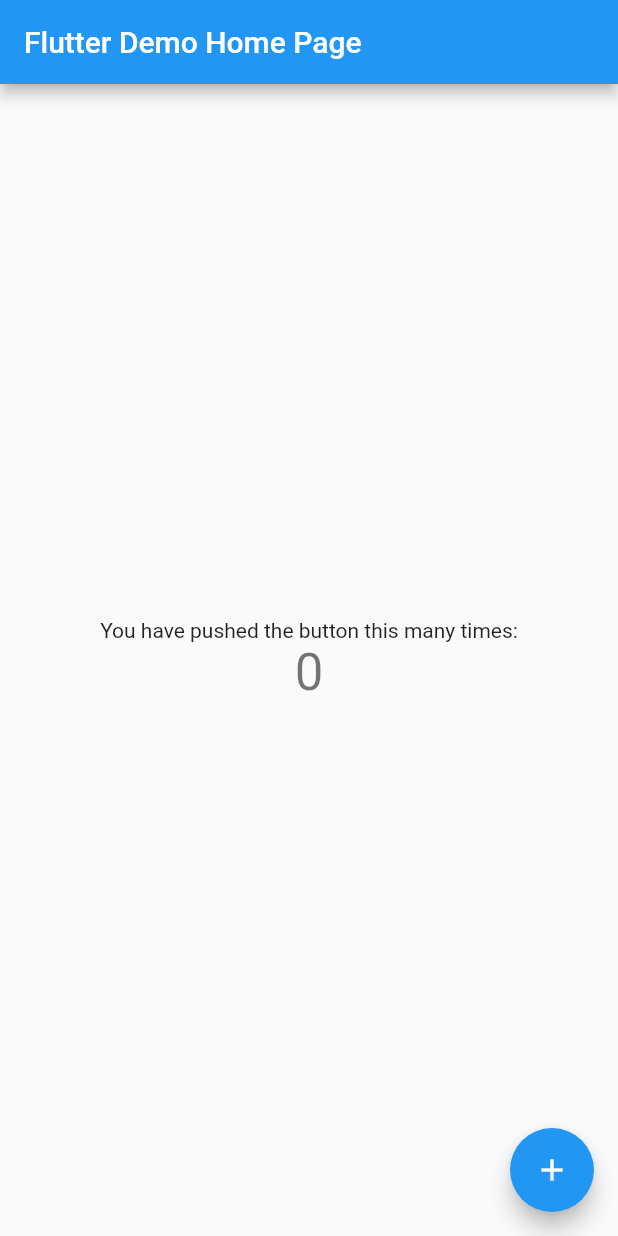
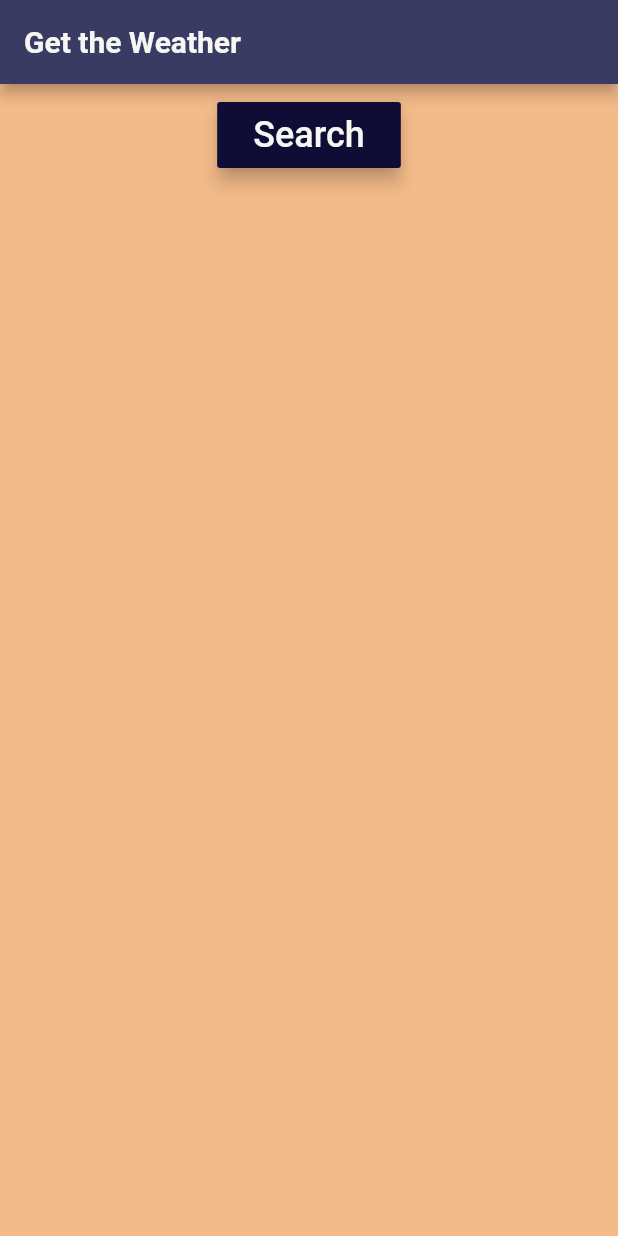
Before and after one commit to sugandha27/Weather_App, a Flutter app: the screen it shows after launch, on a phone screen of 412 x 824 dp. Run offline on Flutter 3.47's test engine with Material 2 defaults, Android fonts, the phone set to English and light mode, and no system bars; our stand-ins replace hexcolor.

Commit message:
Home page

```diff
--- a/lib/main.dart
+++ b/lib/main.dart
@@ -1,117 +1,14 @@
 import 'package:flutter/material.dart';
+import './weather.dart';
 
-void main() {
-  runApp(MyApp());
-}
+void main() => runApp(Show());
 
-class MyApp extends StatelessWidget {
-  // This widget is the root of your application.
+class Show extends StatelessWidget {
   @override
   Widget build(BuildContext context) {
     return MaterialApp(
-      title: 'Flutter Demo',
-      theme: ThemeData(
-        // This is the theme of your application.
-        //
-        // Try running your application with "flutter run". You'll see the
-        // application has a blue toolbar. Then, without quitting the app, try
-        // changing the primarySwatch below to Colors.green and then invoke
-        // "hot reload" (press "r" in the console where you ran "flutter run",
-        // or simply save your changes to "hot reload" in a Flutter IDE).
-        // Notice that the counter didn't reset back to zero; the application
-        // is not restarted.
-        primarySwatch: Colors.blue,
-        // This makes the visual density adapt to the platform that you run
-        // the app on. For desktop platforms, the controls will be smaller and
-        // closer together (more dense) than on mobile platforms.
-        visualDensity: VisualDensity.adaptivePlatformDensity,
-      ),
-      home: MyHomePage(title: 'Flutter Demo Home Page'),
+      debugShowCheckedModeBanner: false,
+      home: Weather(),
     );
   }
 }
-
-class MyHomePage extends StatefulWidget {
-  MyHomePage({Key key, this.title}) : super(key: key);
-
-  // This widget is the home page of your application. It is stateful, meaning
-  // that it has a State object (defined below) that contains fields that affect
-  // how it looks.
-
-  // This class is the configuration for the state. It holds the values (in this
-  // case the title) provided by the parent (in this case the App widget) and
-  // used by the build method of the State. Fields in a Widget subclass are
-  // always marked "final".
-
-  final String title;
-
-  @override
-  _MyHomePageState createState() => _MyHomePageState();
-}
-
-class _MyHomePageState extends State<MyHomePage> {
-  int _counter = 0;
-
-  void _incrementCounter() {
-    setState(() {
-      // This call to setState tells the Flutter framework that something has
-      // changed in this State, which causes it to rerun the build method below
-      // so that the display can reflect the updated values. If we changed
-      // _counter without calling setState(), then the build method would not be
-      // called again, and so nothing would appear to happen.
-      _counter++;
-    });
-  }
-
-  @override
-  Widget build(BuildContext context) {
-    // This method is rerun every time setState is called, for instance as done
-    // by the _incrementCounter method above.
-    //
-    // The Flutter framework has been optimized to make rerunning build methods
-    // fast, so that you can just rebuild anything that needs updating rather
-    // than having to individually change instances of widgets.
-    return Scaffold(
-      appBar: AppBar(
-        // Here we take the value from the MyHomePage object that was created by
-        // the App.build method, and use it to set our appbar title.
-        title: Text(widget.title),
-      ),
-      body: Center(
-        // Center is a layout widget. It takes a single child and positions it
-        // in the middle of the parent.
-        child: Column(
-          // Column is also a layout widget. It takes a list of children and
-          // arranges them vertically. By default, it sizes itself to fit its
-          // children horizontally, and tries to be as tall as its parent.
-          //
-          // Invoke "debug painting" (press "p" in the console, choose the
-          // "Toggle Debug Paint" action from the Flutter Inspector in Android
-          // Studio, or the "Toggle Debug Paint" command in Visual Studio Code)
-          // to see the wireframe for each widget.
-          //
-          // Column has various properties to control how it sizes itself and
-          // how it positions its children. Here we use mainAxisAlignment to
-          // center the children vertically; the main axis here is the vertical
-          // axis because Columns are vertical (the cross axis would be
-          // horizontal).
-          mainAxisAlignment: MainAxisAlignment.center,
-          children: <Widget>[
-            Text(
-              'You have pushed the button this many times:',
-            ),
-            Text(
-              '$_counter',
-              style: Theme.of(context).textTheme.headline4,
-            ),
-          ],
-        ),
-      ),
-      floatingActionButton: FloatingActionButton(
-        onPressed: _incrementCounter,
-        tooltip: 'Increment',
-        child: Icon(Icons.add),
-      ), // This trailing comma makes auto-formatting nicer for build methods.
-    );
-  }
-}
--- /dev/null
+++ b/lib/weather.dart
@@ -0,0 +1,62 @@
+import 'package:flutter/material.dart';
+import 'package:hexcolor/hexcolor.dart';
+
+class Weather extends StatefulWidget {
+  @override
+  _WeatherState createState() => _WeatherState();
+}
+
+class _WeatherState extends State<Weather> {
+  @override
+  Widget build(BuildContext context) {
+    return MaterialApp(
+      debugShowCheckedModeBanner: false,
+      home: Scaffold(
+        // backgroundColor: HexColor('#CABCB0'),
+        backgroundColor: HexColor('#F4BB8A'),
+        appBar: AppBar(
+          title: Text(
+            'Get the Weather',
+            style: TextStyle(
+              // color: HexColor('#F8F8F8'),
+              color: HexColor('#F6F7F3'),
+              fontWeight: FontWeight.w700,
+            ),
+          ),
+          // backgroundColor: HexColor('#A5B9B9'),
+          backgroundColor: HexColor('#393B63'),
+        ),
+        body: Container(
+          // color: HexColor('#CABCB0'),
+          child: Row(
+            mainAxisAlignment: MainAxisAlignment.center,
+            children: [
+              Container(
+                padding: EdgeInsets.all(10),
+                decoration: BoxDecoration(
+                  borderRadius: BorderRadius.circular(100),
+                ),
+                child: RaisedButton(
+                  elevation: 5.0,
+                  onPressed: () => {},
+                  color: HexColor('#0F0D35'),
+                  child: Padding(
+                    padding: const EdgeInsets.all(8.0),
+                    child: Text(
+                      'Search',
+                      style: TextStyle(
+                        color: HexColor('#F6F7F3'),
+                        fontSize: 24,
+                        // color: HexColor('#0F0D35'),
+                      ),
+                    ),
+                  ),
+                ),
+              ),
+            ],
+          ),
+        ),
+      ),
+    );
+  }
+}
--- a/pubspec.yaml
+++ b/pubspec.yaml
@@ -25,6 +25,9 @@ dependencies:
     sdk: flutter
 
 
+  hexcolor: ^1.0.6
+
+
   # The following adds the Cupertino Icons font to your application.
   # Use with the CupertinoIcons class for iOS style icons.
   cupertino_icons: ^1.0.0
@@ -44,6 +47,9 @@ flutter:
   # the material Icons class.
   uses-material-design: true
 
+
+  assets:
+    - assets/
   # To add assets to your application, add an assets section, like this:
   # assets:
   #   - images/a_dot_burr.jpeg
```
Also changed, not shown: assets/hailstorm.jpg (added), assets/lightning.jpg (added), assets/rainy.jpg (added), assets/sunny.jpg (added), pubspec.lock, 7 other files.
